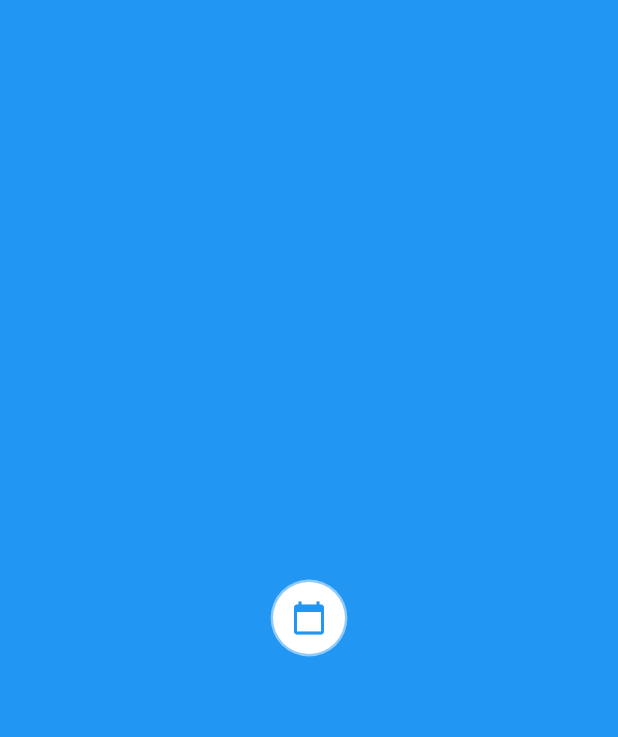
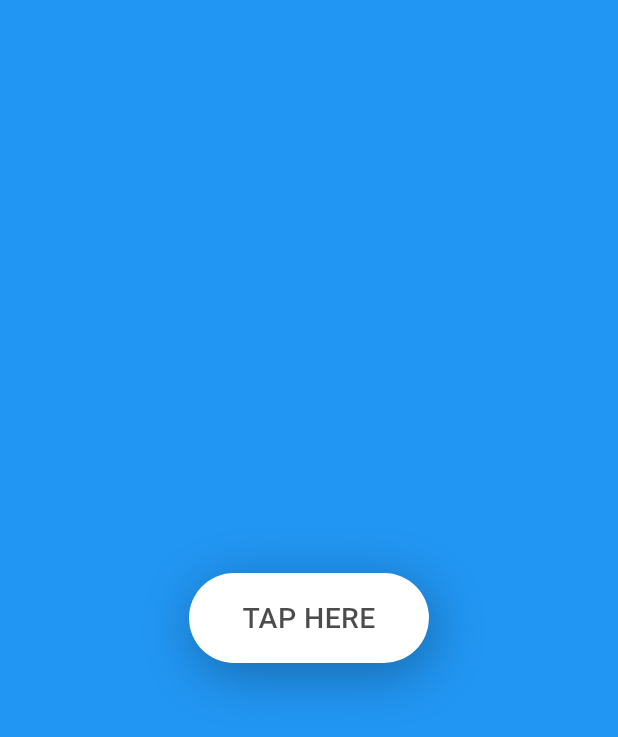
Before and after one commit to Sa3diDeveloper/Flutter-animations, a Flutter app: the screen it shows after launch, on a phone screen of 412 x 824 dp. Shown: the top 737 px of the screen. Run offline on Flutter 3.47's test engine with Material 2 defaults, Android fonts, the phone set to English and light mode, and no system bars.

Commit message:
Custom animated btn 0.1

```diff
--- /dev/null
+++ b/lib/animations/button_Animations/MyCustomAnimatedBtn0.1.dart
@@ -0,0 +1,63 @@
+
+import 'package:flutter/cupertino.dart';
+import 'package:flutter/material.dart';
+
+class MyCustomWidget extends StatefulWidget {
+  const MyCustomWidget({super.key});
+
+  @override
+  _MyCustomWidgetState createState() => _MyCustomWidgetState();
+}
+
+class _MyCustomWidgetState extends State<MyCustomWidget>
+    with TickerProviderStateMixin {
+  bool isTapped = false;
+
+  @override
+  Widget build(BuildContext context) {
+    return Scaffold(
+      backgroundColor: Colors.blue,
+      body: Center(
+        child: InkWell(
+          highlightColor: Colors.transparent,
+          splashColor: Colors.transparent,
+          onHighlightChanged: (value) {
+            setState(() {
+              isTapped = value;
+            });
+          },
+          onTap: () {},
+          child: AnimatedContainer(
+            duration: const Duration(milliseconds: 300),
+            curve: Curves.fastLinearToSlowEaseIn,
+            height: isTapped ? 55 : 60,
+            width: isTapped ? 150 : 160,
+            decoration: BoxDecoration(
+              color: Colors.white,
+              borderRadius: const BorderRadius.all(
+                Radius.circular(30),
+              ),
+              boxShadow: [
+                BoxShadow(
+                  color: Colors.black.withOpacity(0.3),
+                  blurRadius: 30,
+                  offset: const Offset(3, 7),
+                ),
+              ],
+            ),
+            child: Center(
+              child: Text(
+                'TAP HERE',
+                style: TextStyle(
+                  color: Colors.black.withOpacity(0.7),
+                  fontWeight: FontWeight.w500,
+                  fontSize: 19,
+                ),
+              ),
+            ),
+          ),
+        ),
+      ),
+    );
+  }
+}
--- a/lib/main.dart
+++ b/lib/main.dart
@@ -1,4 +1,5 @@
 import 'package:animations/animations/button_Animations/MyCustomAnimatedBtn.dart';
+import 'package:animations/animations/button_Animations/MyCustomAnimatedBtn0.1.dart';
 
 import 'package:flutter/material.dart';
 
@@ -18,7 +19,7 @@ class MyApp extends StatelessWidget {
         colorScheme: ColorScheme.fromSeed(seedColor: Colors.deepPurple),
         useMaterial3: true,
       ),
-      home: MyCustomAnimatedBtn(),
+      home: MyCustomWidget(),
     );
   }
 }
```
